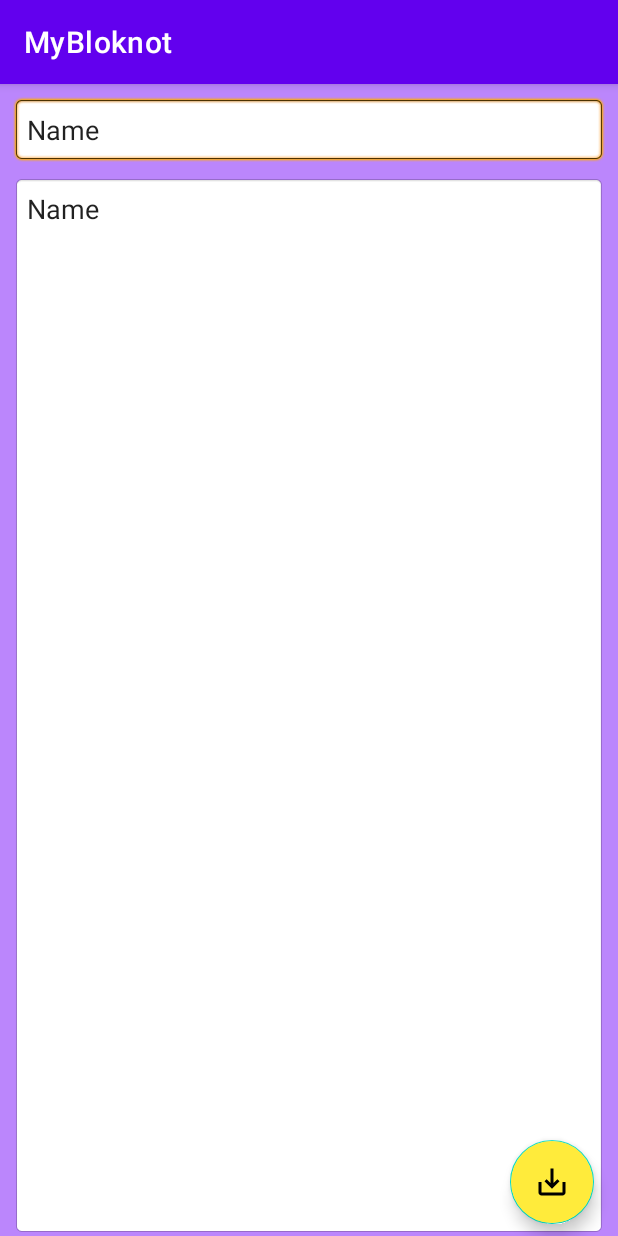
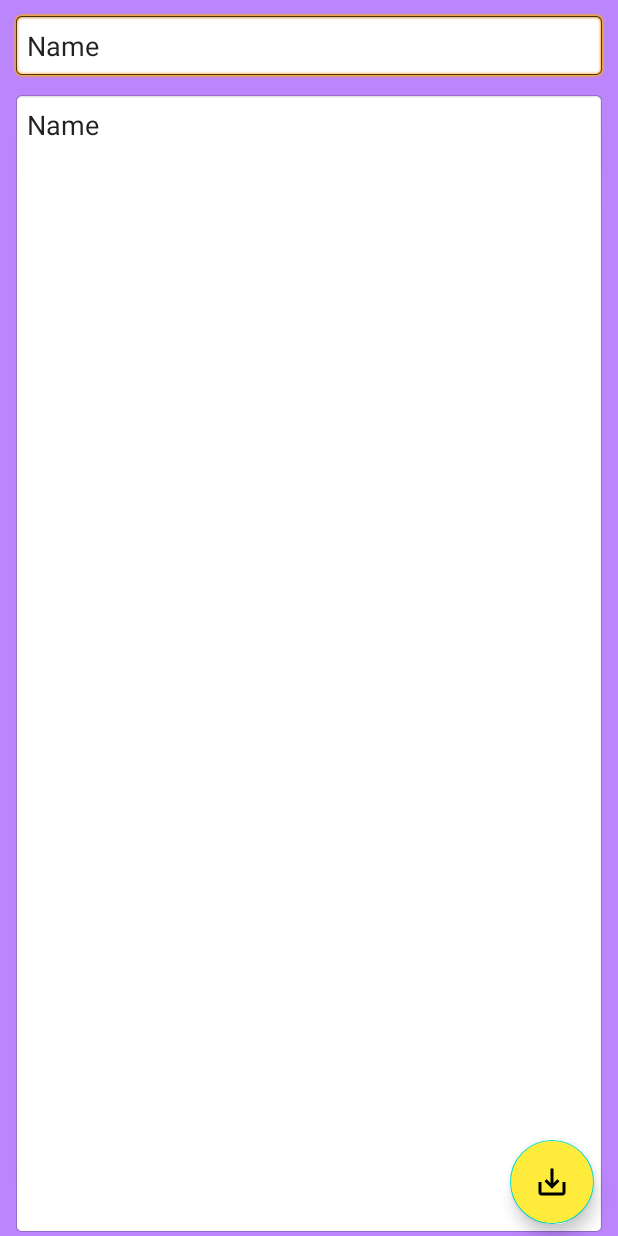
Before and after one commit to Talanov-Yan/MyBloknot, an Android app: the EditActivity screen opened directly, with no data from a screen before it, on a phone screen of 412 x 824 dp. Run offline under Robolectric (Android 15) with nearby library versions, the phone set to English and light mode, and no system bars.

Commit message:
убрали экшенюар и тул бар

```diff
--- a/app/src/main/res/layout/edit_activity.xml
+++ b/app/src/main/res/layout/edit_activity.xml
@@ -31,7 +31,7 @@
         android:background="@android:drawable/editbox_background"
         android:ems="10"
         android:gravity="top"
-        android:inputType="textPersonName"
+        android:inputType="textMultiLine|textPersonName"
         android:padding="10dp"
         android:text="Name"
         app:layout_constraintBottom_toBottomOf="parent"
--- a/app/src/main/res/values/themes.xml
+++ b/app/src/main/res/values/themes.xml
@@ -12,5 +12,8 @@
         <!-- Status bar color. -->
         <item name="android:statusBarColor" tools:targetApi="l">?attr/colorPrimaryVariant</item>
         <!-- Customize your theme here. -->
+        <item name="android:windowFullscreen">true</item>  <!-- убирает самую верхнюю линию "статусбар"  -->
+        <item name="windowNoTitle">true</item> <!--убираем название приложения на экране -->
+        <item name="windowActionBar">false</item>  <!--убираем место где должно быть написано название приложения -->
     </style>
 </resources>
```
